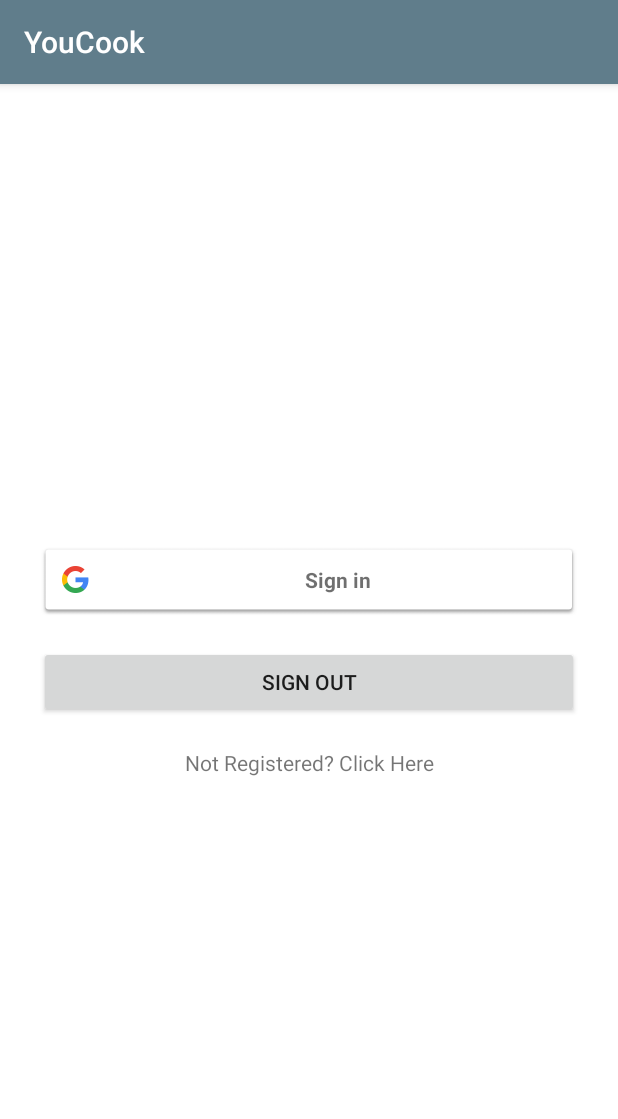
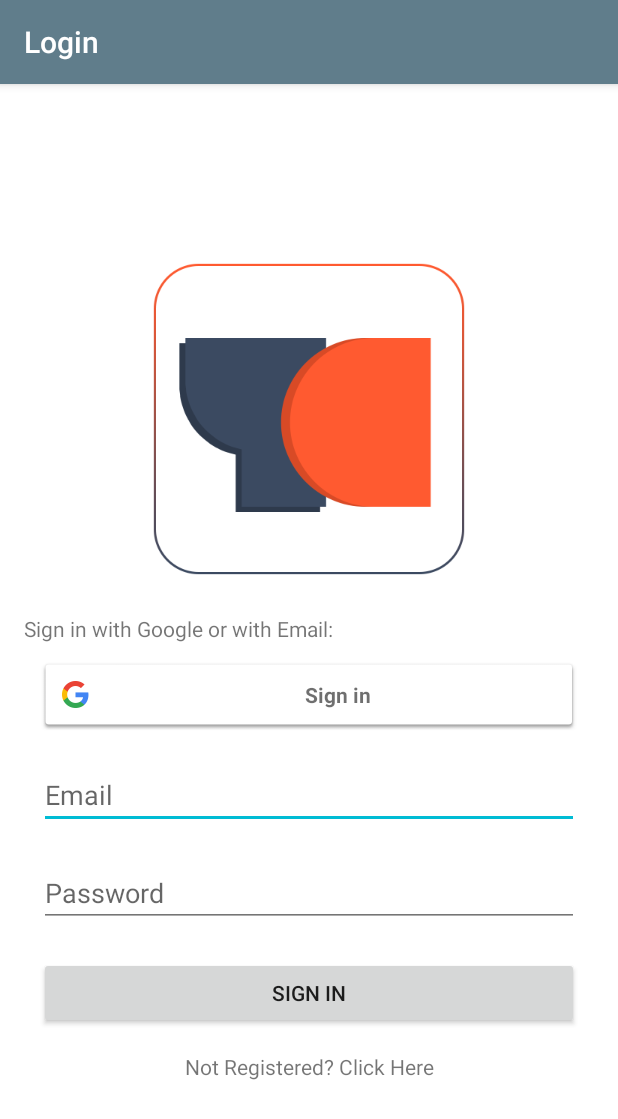
Before and after one commit to E-Nesbitt/YouCook, an Android app: the Login screen opened directly, with no data from a screen before it, on a phone screen of 412 x 824 dp. Shown: the top 1119 px of the screen. Run offline under Robolectric (Android 15) with nearby library versions, the phone set to English and light mode, and no system bars; 1 statement that could not run was skipped.

Commit message:
Added logos to login and register

```diff
--- a/app/src/main/res/layout/activity_login.xml
+++ b/app/src/main/res/layout/activity_login.xml
@@ -15,23 +15,51 @@
         android:layout_centerVertical="true"
         android:orientation="vertical">
 
+        <ImageView
+            android:layout_width="match_parent"
+            android:layout_height="wrap_content"
+            android:src="@mipmap/youcookic_launcher"/>
+
+        <TextView
+            android:layout_width="match_parent"
+            android:layout_height="wrap_content"
+            android:text="Sign in with Google or with Email:"/>
+
         <com.google.android.gms.common.SignInButton
             android:id="@+id/signIn"
             android:layout_width="match_parent"
             android:layout_height="wrap_content"
-            android:layout_margin="10dp"/>
+            android:layout_margin="10dp" />
 
-        <Button
-            android:id="@+id/signOut"
+        <EditText
+            android:id="@+id/emailInput"
             android:layout_width="match_parent"
             android:layout_height="wrap_content"
             android:layout_margin="10dp"
-            android:text="@string/sign_out"/>
+            android:hint="@string/email_hint"
+            android:layout_centerVertical="true"
+            android:inputType="textEmailAddress"/>
+
+        <EditText
+            android:id="@+id/passwordInput"
+            android:layout_width="match_parent"
+            android:layout_height="wrap_content"
+            android:layout_margin="10dp"
+            android:hint="@string/password_hint"
+            android:layout_centerVertical="true"
+            android:inputType="textPassword"/>
+
+        <Button
+            android:id="@+id/registerButton"
+            android:layout_width="match_parent"
+            android:layout_height="wrap_content"
+            android:layout_margin="10dp"
+            android:text="@string/sign_in"/>
 
         <TextView
             android:layout_width="match_parent"
             android:layout_height="wrap_content"
-            android:layout_margin="10dp"
+            android:layout_margin="5dp"
             android:text="@string/not_registered"
             android:gravity="center"/>
 
--- a/app/src/main/res/values/strings.xml
+++ b/app/src/main/res/values/strings.xml
@@ -5,11 +5,14 @@
     <string name="email_hint">Email</string>
     <string name="password_hint">Password</string>
     <string name="sign_out">Sign Out</string>
+    <string name="sign_in">Sign In</string>
     <string name="register">Register</string>
     <string name="already_registered">If Already Registered Click Here</string>
     <string name="not_registered">Not Registered? Click Here</string>
     <string name="action_add">Add</string>
     <string name="action_clear_all">Clear All Items</string>
+    <string name="login_title">Login</string>
+    <string name="register_title">Register</string>
     <string name="search_menu">Search</string>
     <string name="search_menu_desc">Search for a recipe by entering ingredients</string>
     <string name="shopping_list_menu">Shopping List</string>
```
Also changed, not shown: app/src/main/AndroidManifest.xml (+7 -2 lines), app/src/main/res/layout/activity_register.xml (+7 -1 lines).
